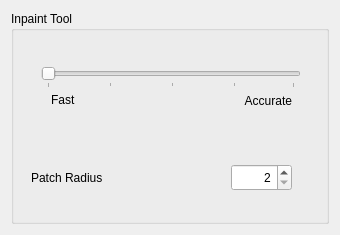
Before: the Qt Designer form plugins/tools/tool_smart_patch/kis_tool_smart_patch_options_widget.ui in KDE/krita, drawn with Qt 5.
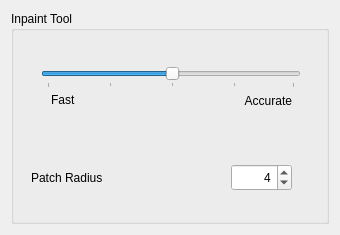
After: the same form once the commit is applied.

Commit message: Added wait cursor. Improved defaults.

Patch:
```diff
--- a/plugins/tools/tool_smart_patch/kis_tool_smart_patch_options_widget.ui
+++ b/plugins/tools/tool_smart_patch/kis_tool_smart_patch_options_widget.ui
@@ -52,6 +52,12 @@
        <property name="singleStep">
         <number>25</number>
        </property>
+       <property name="pageStep">
+        <number>25</number>
+       </property>
+       <property name="value">
+        <number>50</number>
+       </property>
        <property name="orientation">
         <enum>Qt::Horizontal</enum>
        </property>
@@ -127,7 +133,10 @@
        <number>2</number>
       </property>
       <property name="maximum">
-       <number>6</number>
+       <number>8</number>
+      </property>
+      <property name="value">
+       <number>4</number>
       </property>
      </widget>
     </widget>
```
The commit also changes 1 other file.
